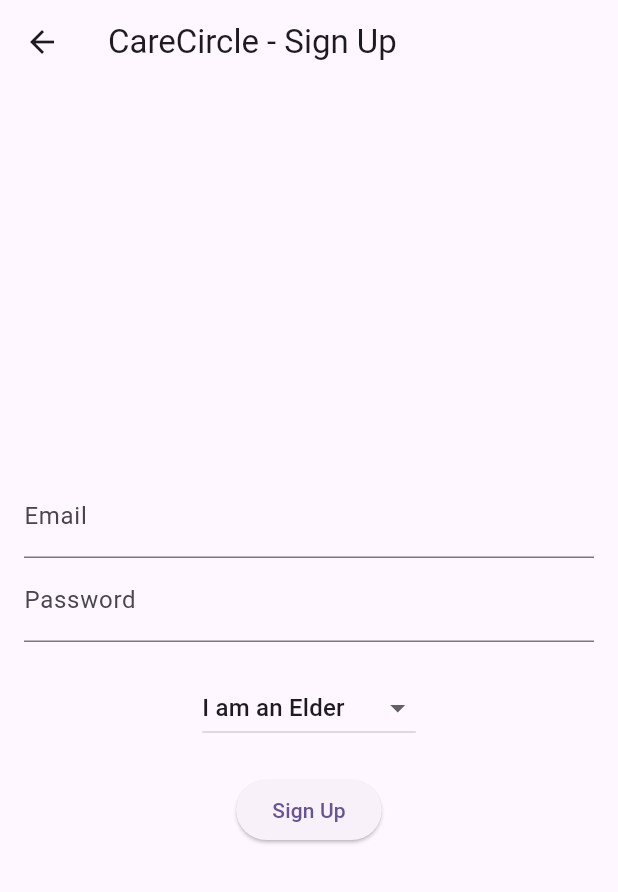
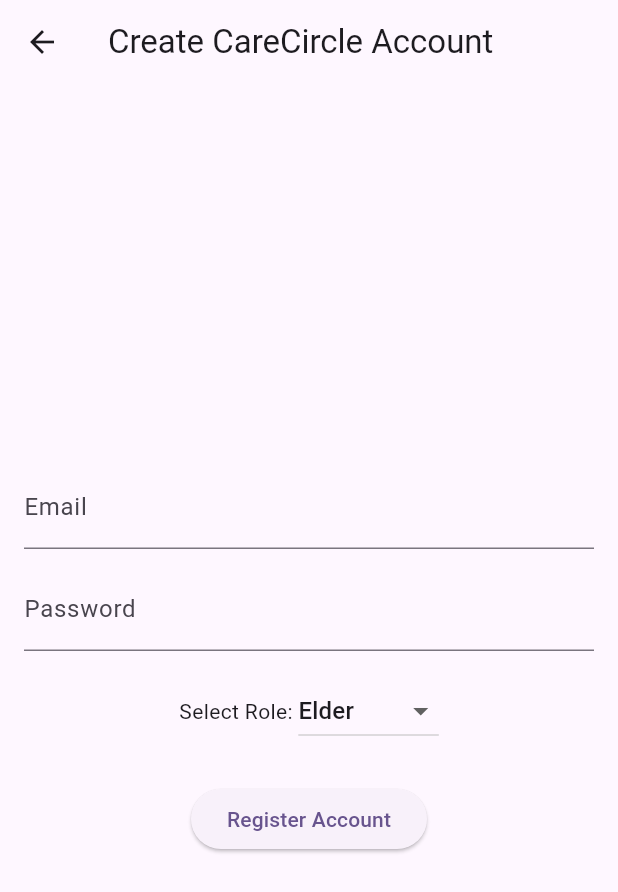
Before and after one commit to abhisreesajay/CareCircle, a Flutter app: the screen it shows after launch, after a tap on "Don't have an account? Sign Up", on a phone screen of 412 x 824 dp. Shown: the top 892 px of the screen. Run offline on Flutter 3.47's test engine with Material 3 defaults, Android fonts, the phone set to English and light mode, and no system bars; our stand-ins replace cloud_firestore, firebase_auth, firebase_core, speech_to_text; accounts and stored records are empty.

Commit message:
feat: complete Firebase login, registration, and role creation UI

```diff
--- a/lib/screen/auth/login_screen.dart
+++ b/lib/screen/auth/login_screen.dart
@@ -1,29 +1,48 @@
 import 'package:flutter/material.dart';
+import '../../services/auth_service.dart';
 import 'signup_screen.dart';
-// import '../../services/auth_service.dart';
 
 class LoginScreen extends StatefulWidget {
+  const LoginScreen({super.key});
+
   @override
-  _LoginScreenState createState() => _LoginScreenState();
+  State<LoginScreen> createState() => _LoginScreenState();
 }
 
 class _LoginScreenState extends State<LoginScreen> {
   final _emailController = TextEditingController();
   final _passwordController = TextEditingController();
+  bool _isLoading = false;
 
   void _login() async {
-    final email = _emailController.text;
-    final password = _passwordController.text;
+    if (_emailController.text.isEmpty || _passwordController.text.isEmpty) {
+      ScaffoldMessenger.of(context).showSnackBar(
+        const SnackBar(content: Text('Please fill in all fields')),
+      );
+      return;
+    }
 
-    // TODO: Call your AuthService here
-    // await AuthService().loginUser(email, password);
-    print('Logging in $email');
+    setState(() => _isLoading = true);
+    try {
+      await AuthService().loginUser(
+        email: _emailController.text,
+        password: _passwordController.text,
+      );
+    } catch (e) {
+      if (mounted) {
+        ScaffoldMessenger.of(context).showSnackBar(
+          SnackBar(content: Text('Login Failed: ${e.toString()}')),
+        );
+      }
+    } finally {
+      if (mounted) setState(() => _isLoading = false);
+    }
   }
 
   @override
   Widget build(BuildContext context) {
     return Scaffold(
-      appBar: AppBar(title: Text('CareCircle - Login')),
+      appBar: AppBar(title: const Text('CareCircle Login')),
       body: Padding(
         padding: const EdgeInsets.all(16.0),
         child: Column(
@@ -31,26 +50,30 @@
           children: [
             TextField(
               controller: _emailController,
-              decoration: InputDecoration(labelText: 'Email'),
+              decoration: const InputDecoration(labelText: 'Email'),
+              keyboardType: TextInputType.emailAddress,
             ),
+            const SizedBox(height: 12),
             TextField(
               controller: _passwordController,
-              decoration: InputDecoration(labelText: 'Password'),
+              decoration: const InputDecoration(labelText: 'Password'),
               obscureText: true,
             ),
-            SizedBox(height: 20),
-            ElevatedButton(
-              onPressed: _login,
-              child: Text('Login'),
-            ),
+            const SizedBox(height: 24),
+            _isLoading
+                ? const CircularProgressIndicator()
+                : ElevatedButton(
+                    onPressed: _login,
+                    child: const Text('Log In'),
+                  ),
             TextButton(
               onPressed: () {
                 Navigator.push(
                   context,
-                  MaterialPageRoute(builder: (context) => SignUpScreen()),
+                  MaterialPageRoute(builder: (_) => const SignUpScreen()),
                 );
               },
-              child: Text('Don\'t have an account? Sign Up'),
+              child: const Text("Don't have an account? Sign Up"),
             ),
           ],
         ),
--- a/lib/screen/auth/signup_screen.dart
+++ b/lib/screen/auth/signup_screen.dart
@@ -1,46 +1,50 @@
 import 'package:flutter/material.dart';
-// Note: Import your AuthService here based on your file structure
-// import '../../services/auth_service.dart';
+import '../../services/auth_service.dart';
 
 class SignUpScreen extends StatefulWidget {
+  const SignUpScreen({super.key});
+
   @override
-  _SignUpScreenState createState() => _SignUpScreenState();
+  State<SignUpScreen> createState() => _SignUpScreenState();
 }
 
 class _SignUpScreenState extends State<SignUpScreen> {
   final _emailController = TextEditingController();
   final _passwordController = TextEditingController();
-  String _selectedRole = 'elder'; // Default role
+  String _selectedRole = 'elder';
+  bool _isLoading = false;
 
   void _signUp() async {
-  final email = _emailController.text.trim();
-  final password = _passwordController.text.trim();
-
-  if (email.isEmpty || password.isEmpty) {
+    if (_emailController.text.isEmpty || _passwordController.text.isEmpty) {
       ScaffoldMessenger.of(context).showSnackBar(
         const SnackBar(content: Text('Please fill in all fields')),
       );
       return;
     }
 
+    setState(() => _isLoading = true);
     try {
       await AuthService().registerUser(
-      email: email,
-      password: password,
-      role: _selectedRole, // 'elder' or 'caregiver'
+        email: _emailController.text,
+        password: _passwordController.text,
+        role: _selectedRole,
       );
-    // Success: AuthWrapper in main.dart automatically navigates to RoleRouter
+      if (mounted) Navigator.pop(context);
     } catch (e) {
+      if (mounted) {
         ScaffoldMessenger.of(context).showSnackBar(
-      SnackBar(content: Text('Registration Error: ${e.toString()}')),
+          SnackBar(content: Text('Registration Failed: ${e.toString()}')),
         );
+      }
+    } finally {
+      if (mounted) setState(() => _isLoading = false);
     }
   }
 
   @override
   Widget build(BuildContext context) {
     return Scaffold(
-      appBar: AppBar(title: Text('CareCircle - Sign Up')),
+      appBar: AppBar(title: const Text('Create CareCircle Account')),
       body: Padding(
         padding: const EdgeInsets.all(16.0),
         child: Column(
@@ -48,30 +52,38 @@
           children: [
             TextField(
               controller: _emailController,
-              decoration: InputDecoration(labelText: 'Email'),
+              decoration: const InputDecoration(labelText: 'Email'),
+              keyboardType: TextInputType.emailAddress,
             ),
+            const SizedBox(height: 12),
             TextField(
               controller: _passwordController,
-              decoration: InputDecoration(labelText: 'Password'),
+              decoration: const InputDecoration(labelText: 'Password'),
               obscureText: true,
             ),
-            SizedBox(height: 20),
+            const SizedBox(height: 16),
+            Row(
+              mainAxisAlignment: MainAxisAlignment.center,
+              children: [
+                const Text('Select Role: '),
                 DropdownButton<String>(
                   value: _selectedRole,
-              items: [
-                DropdownMenuItem(value: 'elder', child: Text('I am an Elder')),
-                DropdownMenuItem(value: 'caregiver', child: Text('I am a Caregiver')),
+                  items: const [
+                    DropdownMenuItem(value: 'elder', child: Text('Elder')),
+                    DropdownMenuItem(value: 'caregiver', child: Text('Caregiver')),
                   ],
-              onChanged: (value) {
-                setState(() {
-                  _selectedRole = value!;
-                });
+                  onChanged: (val) {
+                    if (val != null) setState(() => _selectedRole = val);
                   },
                 ),
-            SizedBox(height: 20),
-            ElevatedButton(
+              ],
+            ),
+            const SizedBox(height: 24),
+            _isLoading
+                ? const CircularProgressIndicator()
+                : ElevatedButton(
                     onPressed: _signUp,
-              child: Text('Sign Up'),
+                    child: const Text('Register Account'),
                   ),
           ],
         ),
```
Also changed, not shown: lib/services/auth_service.dart (+25 -16 lines). Lines whose indentation alone changed are shown as unchanged.
